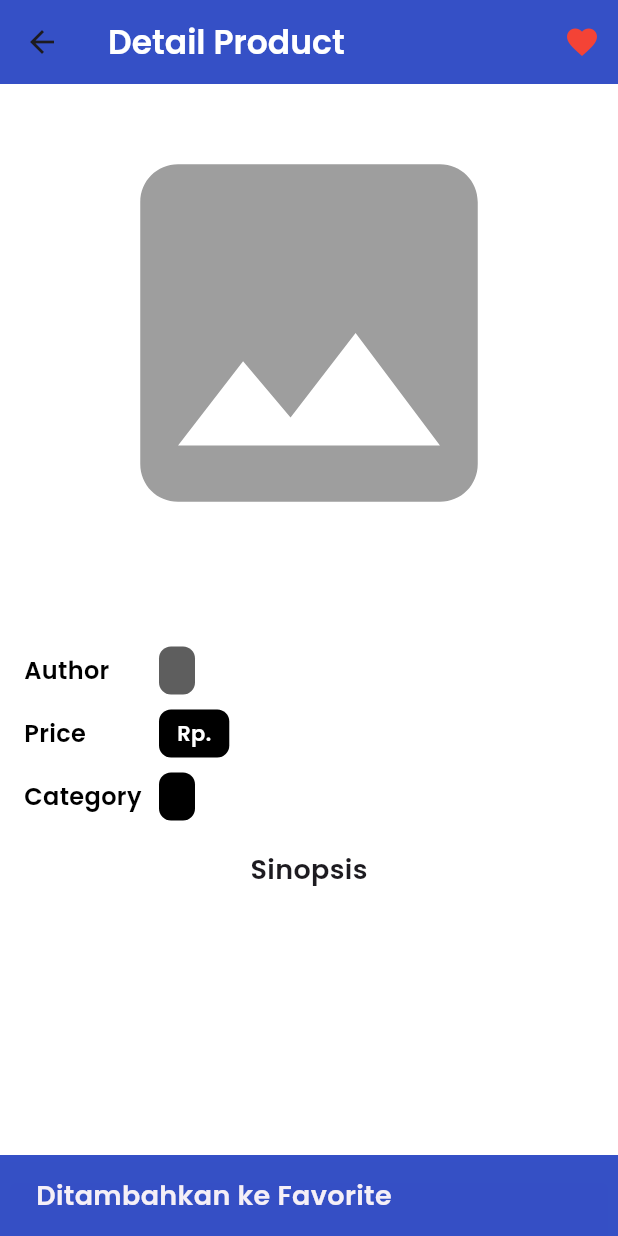
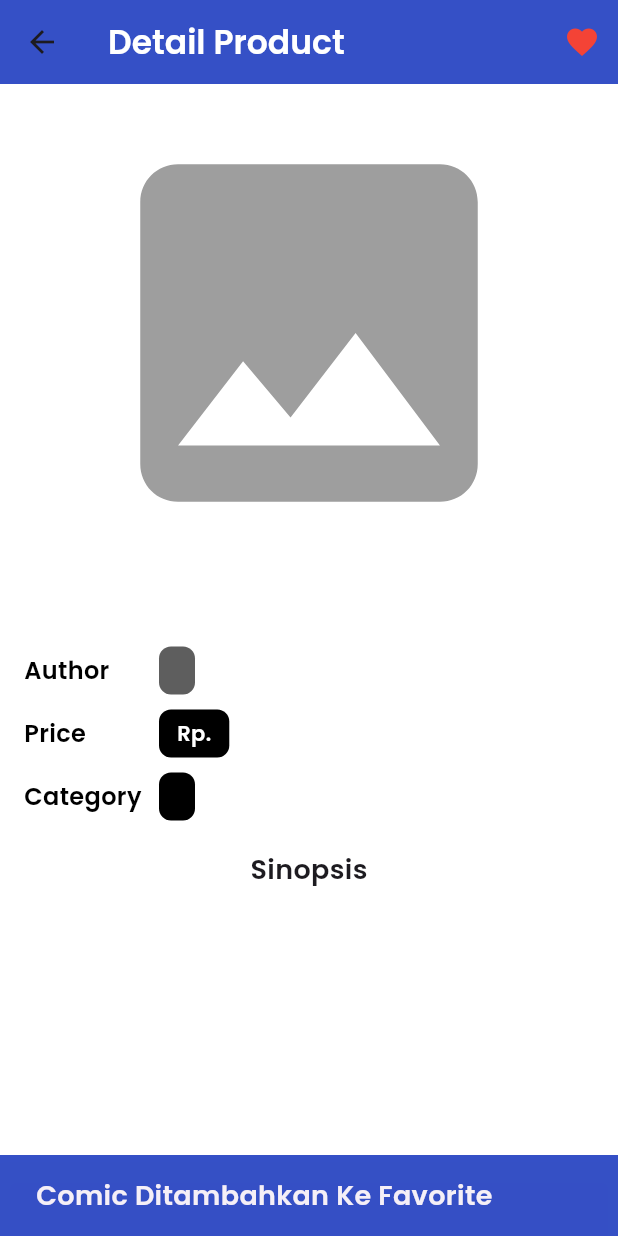
Before and after one commit to VhrsHACK/ComicV-Application, a Flutter app: the DetailScreen screen opened directly with empty values, after a tap on the "favorite" icon, on a phone screen of 412 x 824 dp. Run offline on Flutter 3.47's test engine with Material 3 defaults, Android fonts, the light colour scheme and no system bars; our stand-ins replace carousel_slider, cloud_firestore, firebase_auth, firebase_core, flutter_image_compress, geolocator and 1 more; accounts and stored records are empty.

Commit message:
Update detail_screen.dart

```diff
--- a/lib/screens/detail_screen.dart
+++ b/lib/screens/detail_screen.dart
@@ -60,7 +60,6 @@ class _DetailScreenState extends State<DetailScreen> {
     };
 
     if (isFavorite) {
-      // Hapus dari daftar favorit
       final snapshot =
           await FirebaseFirestore.instance
               .collection('favorites')
@@ -84,14 +83,13 @@ class _DetailScreenState extends State<DetailScreen> {
       ScaffoldMessenger.of(context).showSnackBar(
         const SnackBar(
           content: Text(
-            "Dihapus dari Favorite",
+            "Comic Dihapus Dari Favorite",
             style: TextStyle(fontSize: 18.0, fontFamily: 'Poppins'),
           ),
           backgroundColor: Colors.red,
         ),
       );
     } else {
-      // Tambahkan ke daftar favorit
       await FirebaseFirestore.instance
           .collection('favorites')
           .add(favoriteItem);
@@ -103,7 +101,7 @@ class _DetailScreenState extends State<DetailScreen> {
       ScaffoldMessenger.of(context).showSnackBar(
         const SnackBar(
           content: Text(
-            "Ditambahkan ke Favorite",
+            "Comic Ditambahkan Ke Favorite",
             style: TextStyle(fontSize: 18.0, fontFamily: 'Poppins'),
           ),
           backgroundColor: Color.fromARGB(252, 51, 78, 197),
```
